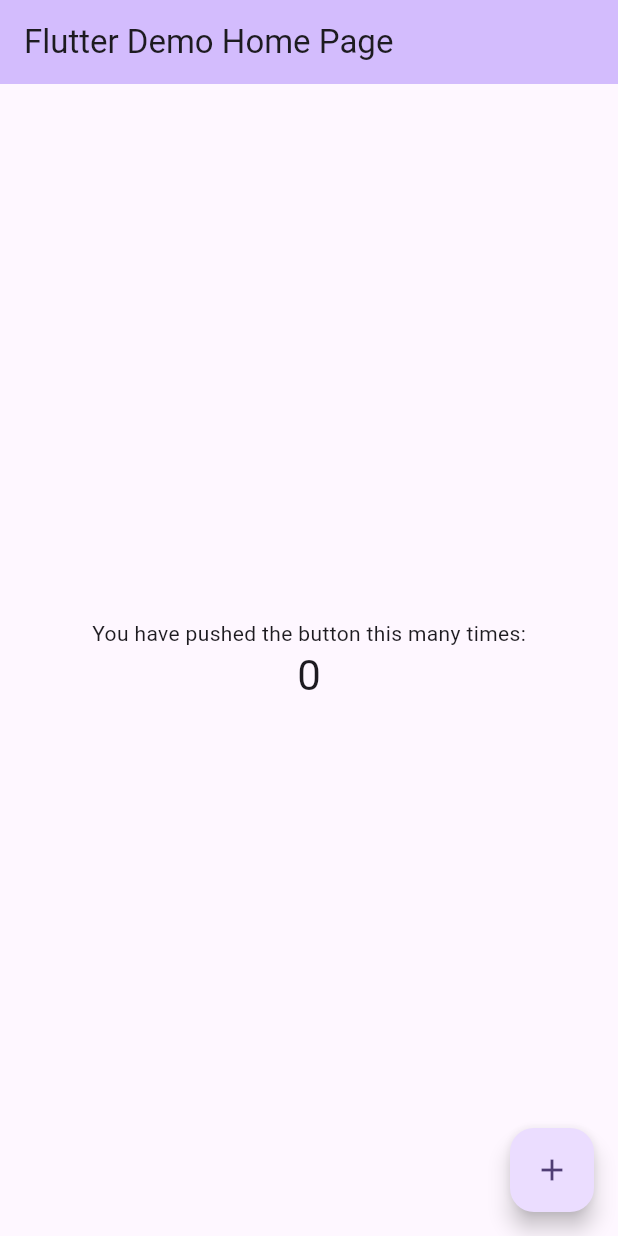
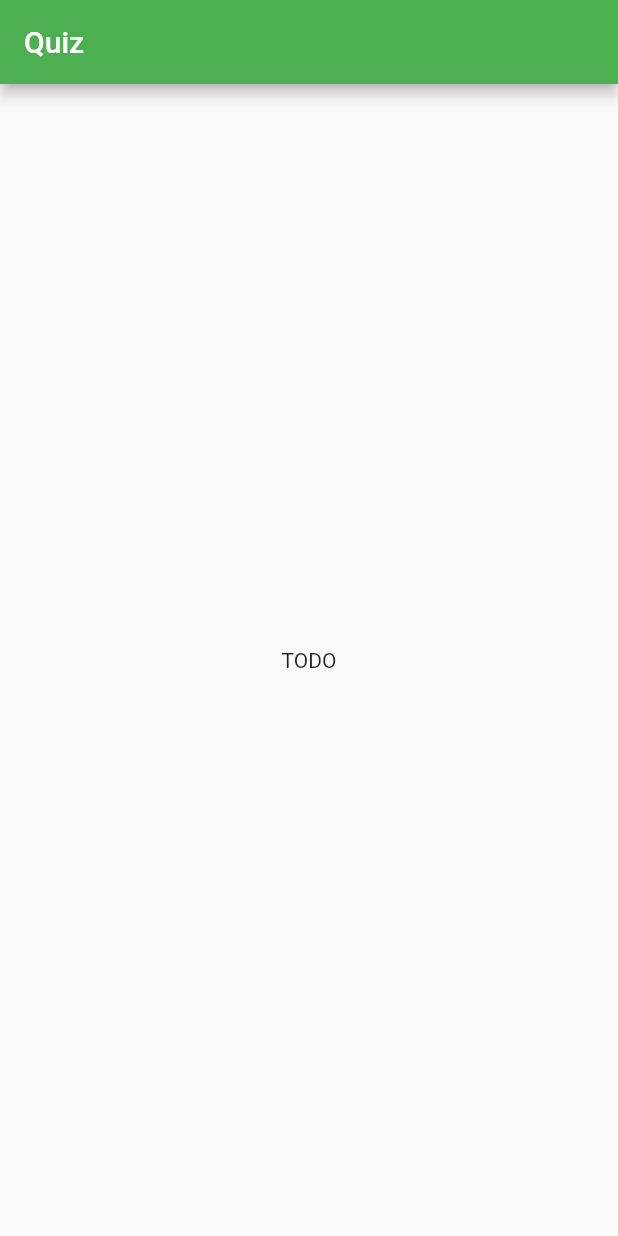
Before and after one commit to yarlnel/flutter_quiz, a Flutter app: the screen it shows after launch, on a phone screen of 412 x 824 dp. Run offline on Flutter 3.47's test engine with Material 2 defaults, Android fonts, the phone set to English and light mode, and no system bars; our stand-ins replace dio.

```diff
--- a/analysis_options.yaml
+++ b/analysis_options.yaml
@@ -22,6 +22,7 @@ linter:
   # `// ignore_for_file: name_of_lint` syntax on the line or in the file
   # producing the lint.
   rules:
+    prefer_const_constructors: false
     # avoid_print: false  # Uncomment to disable the `avoid_print` rule
     # prefer_single_quotes: true  # Uncomment to enable the `prefer_single_quotes` rule
 
--- a/lib/main.dart
+++ b/lib/main.dart
@@ -1,4 +1,5 @@
 import 'package:flutter/material.dart';
+import 'package:flutter_quiz/pages/home_page.dart';
 
 void main() {
   runApp(const MyApp());
@@ -11,115 +12,11 @@ class MyApp extends StatelessWidget {
   @override
   Widget build(BuildContext context) {
     return MaterialApp(
-      title: 'Flutter Demo',
+      title: 'Quiz App',
       theme: ThemeData(
-        // This is the theme of your application.
-        //
-        // TRY THIS: Try running your application with "flutter run". You'll see
-        // the application has a blue toolbar. Then, without quitting the app,
-        // try changing the seedColor in the colorScheme below to Colors.green
-        // and then invoke "hot reload" (save your changes or press the "hot
-        // reload" button in a Flutter-supported IDE, or press "r" if you used
-        // the command line to start the app).
-        //
-        // Notice that the counter didn't reset back to zero; the application
-        // state is not lost during the reload. To reset the state, use hot
-        // restart instead.
-        //
-        // This works for code too, not just values: Most code changes can be
-        // tested with just a hot reload.
-        colorScheme: ColorScheme.fromSeed(seedColor: Colors.deepPurple),
-        useMaterial3: true,
+        primarySwatch: Colors.green,
       ),
-      home: const MyHomePage(title: 'Flutter Demo Home Page'),
+      home: const HomePage(),
     );
   }
 }
-
-class MyHomePage extends StatefulWidget {
-  const MyHomePage({super.key, required this.title});
-
-  // This widget is the home page of your application. It is stateful, meaning
-  // that it has a State object (defined below) that contains fields that affect
-  // how it looks.
-
-  // This class is the configuration for the state. It holds the values (in this
-  // case the title) provided by the parent (in this case the App widget) and
-  // used by the build method of the State. Fields in a Widget subclass are
-  // always marked "final".
-
-  final String title;
-
-  @override
-  State<MyHomePage> createState() => _MyHomePageState();
-}
-
-class _MyHomePageState extends State<MyHomePage> {
-  int _counter = 0;
-
-  void _incrementCounter() {
-    setState(() {
-      // This call to setState tells the Flutter framework that something has
-      // changed in this State, which causes it to rerun the build method below
-      // so that the display can reflect the updated values. If we changed
-      // _counter without calling setState(), then the build method would not be
-      // called again, and so nothing would appear to happen.
-      _counter++;
-    });
-  }
-
-  @override
-  Widget build(BuildContext context) {
-    // This method is rerun every time setState is called, for instance as done
-    // by the _incrementCounter method above.
-    //
-    // The Flutter framework has been optimized to make rerunning build methods
-    // fast, so that you can just rebuild anything that needs updating rather
-    // than having to individually change instances of widgets.
-    return Scaffold(
-      appBar: AppBar(
-        // TRY THIS: Try changing the color here to a specific color (to
-        // Colors.amber, perhaps?) and trigger a hot reload to see the AppBar
-        // change color while the other colors stay the same.
-        backgroundColor: Theme.of(context).colorScheme.inversePrimary,
-        // Here we take the value from the MyHomePage object that was created by
-        // the App.build method, and use it to set our appbar title.
-        title: Text(widget.title),
-      ),
-      body: Center(
-        // Center is a layout widget. It takes a single child and positions it
-        // in the middle of the parent.
-        child: Column(
-          // Column is also a layout widget. It takes a list of children and
-          // arranges them vertically. By default, it sizes itself to fit its
-          // children horizontally, and tries to be as tall as its parent.
-          //
-          // Column has various properties to control how it sizes itself and
-          // how it positions its children. Here we use mainAxisAlignment to
-          // center the children vertically; the main axis here is the vertical
-          // axis because Columns are vertical (the cross axis would be
-          // horizontal).
-          //
-          // TRY THIS: Invoke "debug painting" (choose the "Toggle Debug Paint"
-          // action in the IDE, or press "p" in the console), to see the
-          // wireframe for each widget.
-          mainAxisAlignment: MainAxisAlignment.center,
-          children: <Widget>[
-            const Text(
-              'You have pushed the button this many times:',
-            ),
-            Text(
-              '$_counter',
-              style: Theme.of(context).textTheme.headlineMedium,
-            ),
-          ],
-        ),
-      ),
-      floatingActionButton: FloatingActionButton(
-        onPressed: _incrementCounter,
-        tooltip: 'Increment',
-        child: const Icon(Icons.add),
-      ), // This trailing comma makes auto-formatting nicer for build methods.
-    );
-  }
-}
--- /dev/null
+++ b/lib/models/quiz.dart
@@ -0,0 +1,27 @@
+
+enum QuestionAnswer {
+  A, B, C, D
+}
+
+class Quiz {
+  final String title, a, b, c, d;
+  final QuestionAnswer answer;
+
+  Quiz({
+    required this.title,
+    required this.answer,
+    required this.a,
+    required this.b,
+    required this.c,
+    required this.d,
+  });
+
+  @override
+  String toString() =>
+      '$title'
+      'answer: $answer\n'
+      'a: $a'
+      'b: $b'
+      'd: $d'
+      'c: $c';
+}
--- /dev/null
+++ b/lib/pages/home_page.dart
@@ -0,0 +1,15 @@
+import 'package:flutter/material.dart';
+
+class HomePage extends StatelessWidget {
+  const HomePage({Key? key}) : super(key: key);
+
+  @override
+  Widget build(BuildContext context) => Scaffold(
+    appBar: AppBar(
+      title: const Text('Quiz'),
+    ),
+    body: Center(
+      child: const Text('TODO')
+    ),
+  );
+}
--- a/pubspec.yaml
+++ b/pubspec.yaml
@@ -35,6 +35,8 @@ dependencies:
   # The following adds the Cupertino Icons font to your application.
   # Use with the CupertinoIcons class for iOS style icons.
   cupertino_icons: ^1.0.2
+  dio: ^5.1.2
+  html: ^0.15.3
 
 dev_dependencies:
   flutter_test:
```
Also changed, not shown: lib/source/question_source.dart (added, +79 -0 lines), pubspec.lock.
